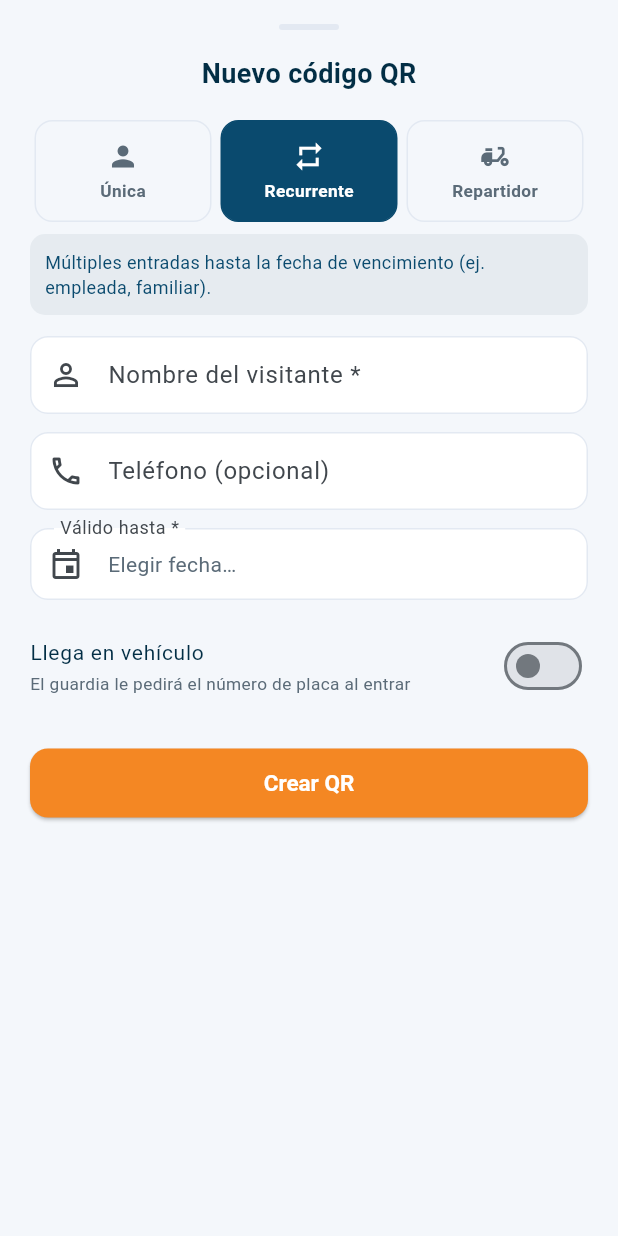
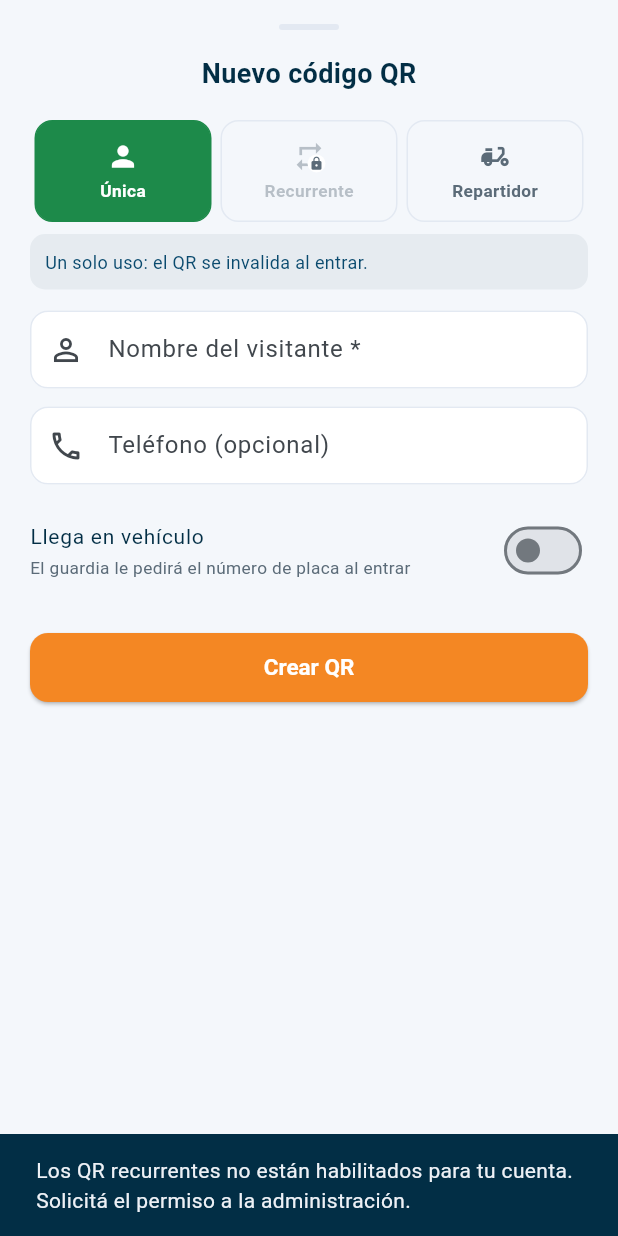
Before and after one commit to arturocubero28-hash/sica-vs-app, a Flutter app: the _ModalCrearQr widget shown alone on an empty page, opened directly with empty values, after a tap on "Recurrente", on a phone screen of 412 x 824 dp. Run offline on Flutter 3.47's test engine with Material 3 defaults, Android fonts, the phone set to English and light mode, and no system bars; our stand-ins replace firebase_core, firebase_messaging, flutter_image_compress, flutter_local_notifications, flutter_secure_storage, image_picker and 5 more; missing offline and left inert: mobile_scanner; accounts and stored records are empty; network calls fail.

Commit message:
fix: QR recurrente muestra permiso desde el primer toque, no al crear
Antes: el tab 'Recurrente' se seleccionaba normalmente, el usuario
llenaba el formulario, presionaba Crear y recién ahí recibía un
error del servidor diciendo que no tenía permiso.

Ahora:
- Al cargar la pantalla de QR se consulta /visitas/mi-cuenta en
  paralelo con las visitas, para conocer qr_recurrente_habilitado.
- El tab 'Recurrente' muestra un candado en el ícono si no está
  habilitado, y al tocarlo muestra un SnackBar explicando que
  necesita pedir permiso a la administración.
- La caja de descripción debajo de los tabs cambia a fondo rojo
  suave con mensaje explicativo cuando se selecciona Recurrente
  sin permiso.
- No se puede seleccionar el tipo ni enviar el formulario si el
  permiso no está activo.

```diff
--- a/lib/modules/residente/qr_screen.dart
+++ b/lib/modules/residente/qr_screen.dart
@@ -22,6 +22,7 @@ class _QrScreenState extends State<QrScreen> {
   bool _cargando = true;
   String? _error;
   bool _bloqueada = false;
+  bool _qrRecurrenteHabilitado = false;
 
   @override
   void initState() {
@@ -32,8 +33,18 @@ class _QrScreenState extends State<QrScreen> {
   Future<void> _cargar() async {
     setState(() { _cargando = true; _error = null; });
     try {
-      final res = await ResidenteApi.misVisitas();
-      if (mounted) setState(() => _visitas = res);
+      // Cargar visitas y datos de cuenta en paralelo
+      final results = await Future.wait([
+        ResidenteApi.misVisitas(),
+        ApiClient.get('/visitas/mi-cuenta'),
+      ]);
+      if (!mounted) return;
+      setState(() {
+        _visitas = results[0] as List<dynamic>;
+        final cuenta = (results[1] as Map<String, dynamic>?)?['cuenta'];
+        _qrRecurrenteHabilitado =
+            cuenta?['qr_recurrente_habilitado'] == true;
+      });
     } on ApiException catch (e) {
       if (!mounted) return;
       if (e.code == 'cuenta_bloqueada') {
@@ -61,7 +72,9 @@ class _QrScreenState extends State<QrScreen> {
       isScrollControlled: true,
       shape: const RoundedRectangleBorder(
           borderRadius: BorderRadius.vertical(top: Radius.circular(20))),
-      builder: (_) => _ModalCrearQr(onCreado: (visita) {
+      builder: (_) => _ModalCrearQr(
+        qrRecurrenteHabilitado: _qrRecurrenteHabilitado,
+        onCreado: (visita) {
         _cargar();
         Future.delayed(const Duration(milliseconds: 300), () {
           if (mounted) _abrirTarjeta(visita);
@@ -453,7 +466,8 @@ class _TarjetaQrPanelState extends State<_TarjetaQrPanel> {
 // ─── Modal de creación con TODOS los campos de la web ─────────────────────────
 class _ModalCrearQr extends StatefulWidget {
   final void Function(dynamic visita) onCreado;
-  const _ModalCrearQr({required this.onCreado});
+  final bool qrRecurrenteHabilitado;
+  const _ModalCrearQr({required this.onCreado, required this.qrRecurrenteHabilitado});
 
   @override
   State<_ModalCrearQr> createState() => _ModalCrearQrState();
@@ -548,29 +562,64 @@ class _ModalCrearQrState extends State<_ModalCrearQr> {
             ])
               Expanded(child: Padding(
                 padding: const EdgeInsets.symmetric(horizontal: 3),
-                child: InkWell(
-                  borderRadius: BorderRadius.circular(12),
-                  onTap: () => setState(() => _tipo = t.$1),
-                  child: Container(
+                child: Builder(builder: (context) {
+                  final bloqueado = t.$1 == 'recurrente'
+                      && !widget.qrRecurrenteHabilitado;
+                  return InkWell(
+                    borderRadius: BorderRadius.circular(12),
+                    onTap: () {
+                      if (bloqueado) {
+                        ScaffoldMessenger.of(context).showSnackBar(const SnackBar(
+                          content: Text(
+                            'Los QR recurrentes no están habilitados para tu cuenta. '
+                            'Solicitá el permiso a la administración.',
+                          ),
+                          backgroundColor: AppColors.azul,
+                          duration: Duration(seconds: 4),
+                        ));
+                        return;
+                      }
+                      setState(() => _tipo = t.$1);
+                    },
+                    child: Container(
                     padding: const EdgeInsets.symmetric(vertical: 12),
                     decoration: BoxDecoration(
-                      color: _tipo == t.$1 ? t.$4 : AppColors.grisCl,
+                      color: bloqueado
+                          ? AppColors.grisCl.withOpacity(0.5)
+                          : (_tipo == t.$1 ? t.$4 : AppColors.grisCl),
                       borderRadius: BorderRadius.circular(12),
                       border: Border.all(
-                        color: _tipo == t.$1 ? t.$4 : AppColors.borde,
+                        color: _tipo == t.$1 && !bloqueado ? t.$4 : AppColors.borde,
                       ),
                     ),
                     child: Column(children: [
-                      Icon(t.$3, size: 22,
-                          color: _tipo == t.$1 ? Colors.white : AppColors.gris),
+                      Stack(alignment: Alignment.center, children: [
+                        Icon(t.$3, size: 22,
+                            color: bloqueado
+                                ? AppColors.gris.withOpacity(0.4)
+                                : (_tipo == t.$1 ? Colors.white : AppColors.gris)),
+                        if (bloqueado)
+                          Positioned(
+                            right: 0, bottom: 0,
+                            child: Container(
+                              padding: const EdgeInsets.all(1),
+                              decoration: const BoxDecoration(
+                                color: Colors.white, shape: BoxShape.circle),
+                              child: const Icon(Icons.lock, size: 10, color: AppColors.gris),
+                            ),
+                          ),
+                      ]),
                       const SizedBox(height: 4),
                       Text(t.$2, style: TextStyle(
                         fontSize: 11.5, fontWeight: FontWeight.w700,
-                        color: _tipo == t.$1 ? Colors.white : AppColors.gris,
+                        color: bloqueado
+                            ? AppColors.gris.withOpacity(0.4)
+                            : (_tipo == t.$1 ? Colors.white : AppColors.gris),
                       )),
                     ]),
                   ),
-                ),
+                  );  // cierre InkWell
+                }),  // cierre Builder
               )),
           ]),
           const SizedBox(height: 8),
@@ -579,16 +628,25 @@ class _ModalCrearQrState extends State<_ModalCrearQr> {
             width: double.infinity,
             padding: const EdgeInsets.all(10),
             decoration: BoxDecoration(
-              color: AppColors.azul.withOpacity(0.06),
+              color: (_tipo == 'recurrente' && !widget.qrRecurrenteHabilitado)
+                  ? AppColors.rojo.withOpacity(0.07)
+                  : AppColors.azul.withOpacity(0.06),
               borderRadius: BorderRadius.circular(10),
             ),
             child: Text(
               _tipo == 'unica'
                   ? 'Un solo uso: el QR se invalida al entrar.'
                   : _tipo == 'recurrente'
-                      ? 'Múltiples entradas hasta la fecha de vencimiento (ej. empleada, familiar).'
+                      ? (widget.qrRecurrenteHabilitado
+                          ? 'Múltiples entradas hasta la fecha de vencimiento (ej. empleada, familiar).'
+                          : '🔒 Tu cuenta no tiene habilitado el QR recurrente. Solicitá el permiso a la administración de Villas del Sol.')
                       : 'Para repartidores: acceso puntual con registro de la empresa.',
-              style: const TextStyle(fontSize: 12, color: AppColors.azul2),
+              style: TextStyle(
+                fontSize: 12,
+                color: (_tipo == 'recurrente' && !widget.qrRecurrenteHabilitado)
+                    ? AppColors.rojo
+                    : AppColors.azul2,
+              ),
             ),
           ),
           const SizedBox(height: 14),
```
